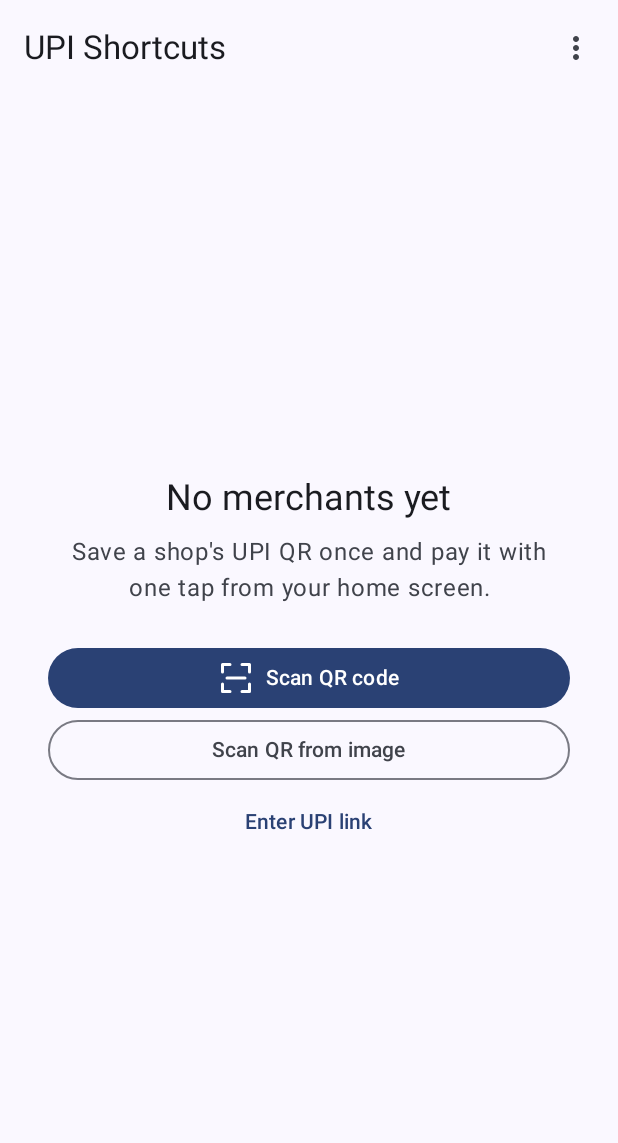
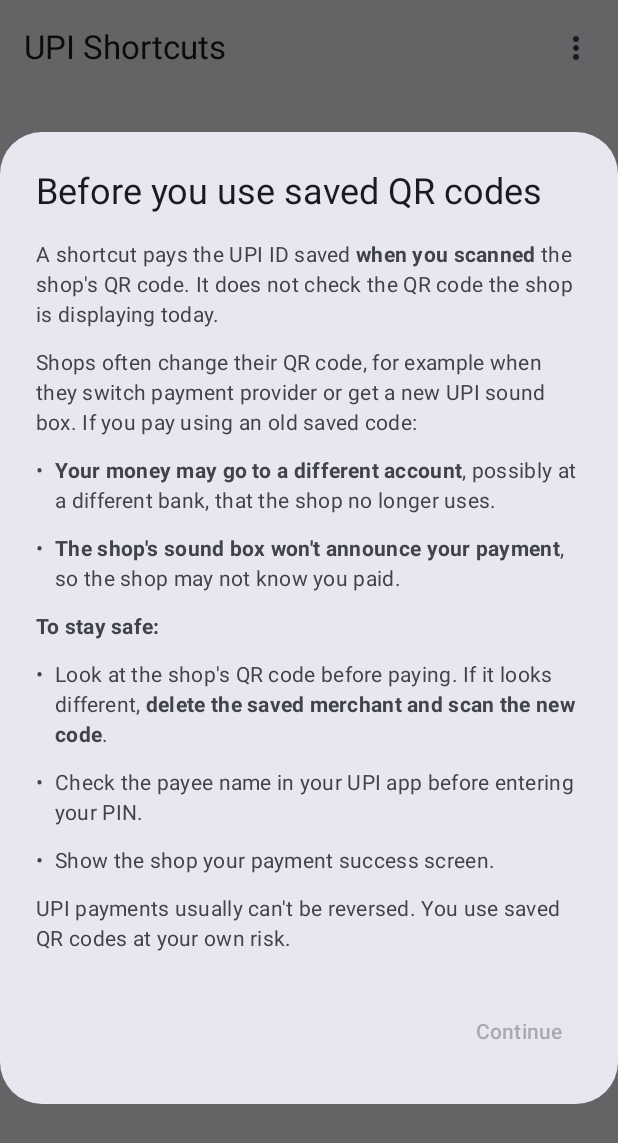
Before and after one commit to ivivek/upi-pay-shortcut, an Android app built with Jetpack Compose: the screen it shows after launch (MainActivity), on a phone screen of 412 x 824 dp. Shown: the top 1143 px of the screen. Run offline under Robolectric (Android 15) with nearby library versions, the phone set to English and light mode, and no system bars; our stand-ins replace Room's generated code.

Commit message:
Show a one-time warning that saved QR codes can go stale
Shops change QR codes (new acquirer, new sound box); paying an old
saved code may reach an account the shop no longer uses or go
unannounced. On first launch the user must tick "I understand and
accept this risk" before continuing; acceptance is stored locally.

Co-Authored-By: Claude Opus 5.5 (1M context) <noreply@anthropic.com>

```diff
--- a/app/src/main/java/com/linetra/upishortcut/MainActivity.kt
+++ b/app/src/main/java/com/linetra/upishortcut/MainActivity.kt
@@ -23,6 +23,7 @@ import androidx.lifecycle.compose.collectAsStateWithLifecycle
 import com.linetra.upishortcut.ui.AppTheme
 import com.linetra.upishortcut.ui.MerchantFormScreen
 import com.linetra.upishortcut.ui.MerchantListScreen
+import com.linetra.upishortcut.ui.RiskDialog
 import kotlinx.coroutines.launch
 import java.time.LocalDate
 
@@ -70,6 +71,7 @@ private fun App(vm: MainViewModel) {
             vm.messageShown()
         }
     }
+    if (!vm.riskAccepted) RiskDialog(onAccept = vm::acceptRisk)
     vm.leftoverIcon?.let { name ->
         AlertDialog(
             onDismissRequest = vm::leftoverIconShown,
--- a/app/src/main/java/com/linetra/upishortcut/MainViewModel.kt
+++ b/app/src/main/java/com/linetra/upishortcut/MainViewModel.kt
@@ -7,6 +7,7 @@ import androidx.compose.runtime.getValue
 import androidx.compose.runtime.mutableStateOf
 import androidx.compose.runtime.setValue
 import androidx.core.content.IntentCompat
+import androidx.core.content.edit
 import androidx.lifecycle.AndroidViewModel
 import androidx.lifecycle.viewModelScope
 import com.linetra.upishortcut.data.Merchant
@@ -53,6 +54,17 @@ class MainViewModel(application: Application) : AndroidViewModel(application) {
 
     fun messageShown() {
         message = null
+    }
+
+    private val prefs = context.getSharedPreferences("settings", Application.MODE_PRIVATE)
+
+    /** Whether the user accepted the one-time "saved QR codes can go stale" warning. */
+    var riskAccepted by mutableStateOf(prefs.getBoolean(KEY_RISK_ACCEPTED, false))
+        private set
+
+    fun acceptRisk() {
+        prefs.edit { putBoolean(KEY_RISK_ACCEPTED, true) }
+        riskAccepted = true
     }
 
     /** Name of a just-deleted merchant whose home-screen icon the user must remove by hand. */
@@ -200,4 +212,8 @@ class MainViewModel(application: Application) : AndroidViewModel(application) {
             }
         }
     }
+
+    private companion object {
+        const val KEY_RISK_ACCEPTED = "risk_accepted"
+    }
 }
--- /dev/null
+++ b/app/src/main/java/com/linetra/upishortcut/ui/RiskDialog.kt
@@ -0,0 +1,113 @@
+package com.linetra.upishortcut.ui
+
+import androidx.compose.foundation.clickable
+import androidx.compose.foundation.layout.Arrangement
+import androidx.compose.foundation.layout.Column
+import androidx.compose.foundation.layout.Row
+import androidx.compose.foundation.layout.fillMaxWidth
+import androidx.compose.foundation.layout.heightIn
+import androidx.compose.foundation.rememberScrollState
+import androidx.compose.foundation.verticalScroll
+import androidx.compose.material3.AlertDialog
+import androidx.compose.material3.Checkbox
+import androidx.compose.material3.MaterialTheme
+import androidx.compose.material3.Text
+import androidx.compose.material3.TextButton
+import androidx.compose.runtime.Composable
+import androidx.compose.runtime.getValue
+import androidx.compose.runtime.mutableStateOf
+import androidx.compose.runtime.saveable.rememberSaveable
+import androidx.compose.runtime.setValue
+import androidx.compose.ui.Alignment
+import androidx.compose.ui.Modifier
+import androidx.compose.ui.text.AnnotatedString
+import androidx.compose.ui.text.SpanStyle
+import androidx.compose.ui.text.buildAnnotatedString
+import androidx.compose.ui.text.font.FontWeight
+import androidx.compose.ui.text.withStyle
+import androidx.compose.ui.unit.dp
+import androidx.compose.ui.window.DialogProperties
+
+/**
+ * One-time warning that a saved QR can go stale when the shop changes its QR code.
+ * Can't be dismissed without ticking the checkbox and tapping Continue.
+ */
+@Composable
+fun RiskDialog(onAccept: () -> Unit) {
+    var accepted by rememberSaveable { mutableStateOf(false) }
+    AlertDialog(
+        onDismissRequest = {},
+        properties = DialogProperties(dismissOnBackPress = false, dismissOnClickOutside = false),
+        title = { Text("Before you use saved QR codes") },
+        text = {
+            Column(
+                Modifier.heightIn(max = 480.dp).verticalScroll(rememberScrollState()),
+                verticalArrangement = Arrangement.spacedBy(12.dp),
+            ) {
+                Para(
+                    rich(
+                        "A shortcut pays the UPI ID saved ", "when you scanned",
+                        " the shop's QR code. It does not check the QR code the shop is displaying today.",
+                    )
+                )
+                Para(
+                    AnnotatedString(
+                        "Shops often change their QR code, for example when they switch payment provider " +
+                            "or get a new UPI sound box. If you pay using an old saved code:"
+                    )
+                )
+                Bullet(
+                    rich(
+                        "", "Your money may go to a different account",
+                        ", possibly at a different bank, that the shop no longer uses.",
+                    )
+                )
+                Bullet(rich("", "The shop's sound box won't announce your payment", ", so the shop may not know you paid."))
+                Para(rich("", "To stay safe:", ""))
+                Bullet(
+                    rich(
+                        "Look at the shop's QR code before paying. If it looks different, ",
+                        "delete the saved merchant and scan the new code", ".",
+                    )
+                )
+                Bullet(AnnotatedString("Check the payee name in your UPI app before entering your PIN."))
+                Bullet(AnnotatedString("Show the shop your payment success screen."))
+                Para(AnnotatedString("UPI payments usually can't be reversed. You use saved QR codes at your own risk."))
+                Row(
+                    Modifier.fillMaxWidth().clickable { accepted = !accepted },
+                    verticalAlignment = Alignment.CenterVertically,
+                ) {
+                    Checkbox(checked = accepted, onCheckedChange = { accepted = it })
+                    Text(
+                        "I understand and accept this risk",
+                        style = MaterialTheme.typography.bodyMedium,
+                        fontWeight = FontWeight.Bold,
+                    )
+                }
+            }
+        },
+        confirmButton = {
+            TextButton(onClick = onAccept, enabled = accepted) { Text("Continue") }
+        },
+    )
+}
+
+/** [before] + bold [bold] + [after]. */
+private fun rich(before: String, bold: String, after: String): AnnotatedString = buildAnnotatedString {
+    append(before)
+    withStyle(SpanStyle(fontWeight = FontWeight.Bold)) { append(bold) }
+    append(after)
+}
+
+@Composable
+private fun Para(text: AnnotatedString) {
+    Text(text, style = MaterialTheme.typography.bodyMedium)
+}
+
+@Composable
+private fun Bullet(text: AnnotatedString) {
+    Row {
+        Text("•  ", style = MaterialTheme.typography.bodyMedium)
+        Text(text, style = MaterialTheme.typography.bodyMedium)
+    }
+}
```
